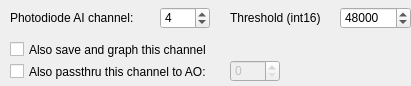
This is AcqPDParams.ui in acorver/SpikeGL as Qt 5 draws it before an edit. The edited form follows.
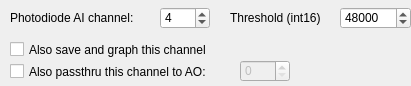
This is the edited form.

Patch:
```diff
--- a/AcqPDParams.ui
+++ b/AcqPDParams.ui
@@ -85,7 +85,7 @@
     <rect>
      <x>10</x>
      <y>61</y>
-     <width>211</width>
+     <width>221</width>
      <height>21</height>
     </rect>
    </property>
@@ -99,7 +99,7 @@
    </property>
    <property name="geometry" >
     <rect>
-     <x>230</x>
+     <x>240</x>
      <y>60</y>
      <width>50</width>
      <height>22</height>
```
Left out of the diff: 21 changed lines with no effect on the pictures.
